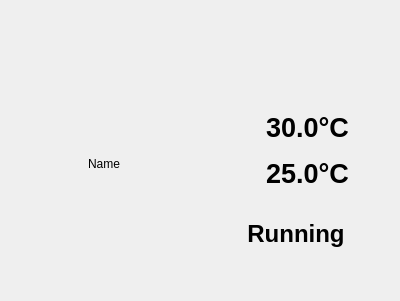
CrackTC/yahm, file ui/airconcard.ui: the form before one commit.
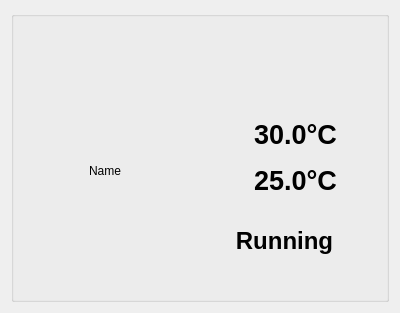
The form after the commit. Icons and pictures are not drawn.

The edit to the form file:
```diff
--- a/ui/airconcard.ui
+++ b/ui/airconcard.ui
@@ -7,7 +7,7 @@
     <x>0</x>
     <y>0</y>
     <width>400</width>
-    <height>301</height>
+    <height>313</height>
    </rect>
   </property>
   <property name="windowTitle">
@@ -15,6 +15,9 @@
   </property>
   <layout class="QHBoxLayout" name="horizontalLayout">
    <item>
+    <widget class="QGroupBox" name="groupBox">
+     <layout class="QHBoxLayout" name="horizontalLayout_7">
+      <item>
     <layout class="QVBoxLayout" name="verticalLayout" stretch="0,0,0,0">
      <item>
       <spacer name="verticalSpacer_2">
@@ -376,6 +379,9 @@
       </spacer>
      </item>
     </layout>
+      </item>
+     </layout>
+    </widget>
    </item>
   </layout>
  </widget>
```
Lines whose indentation alone changed are shown as unchanged.
